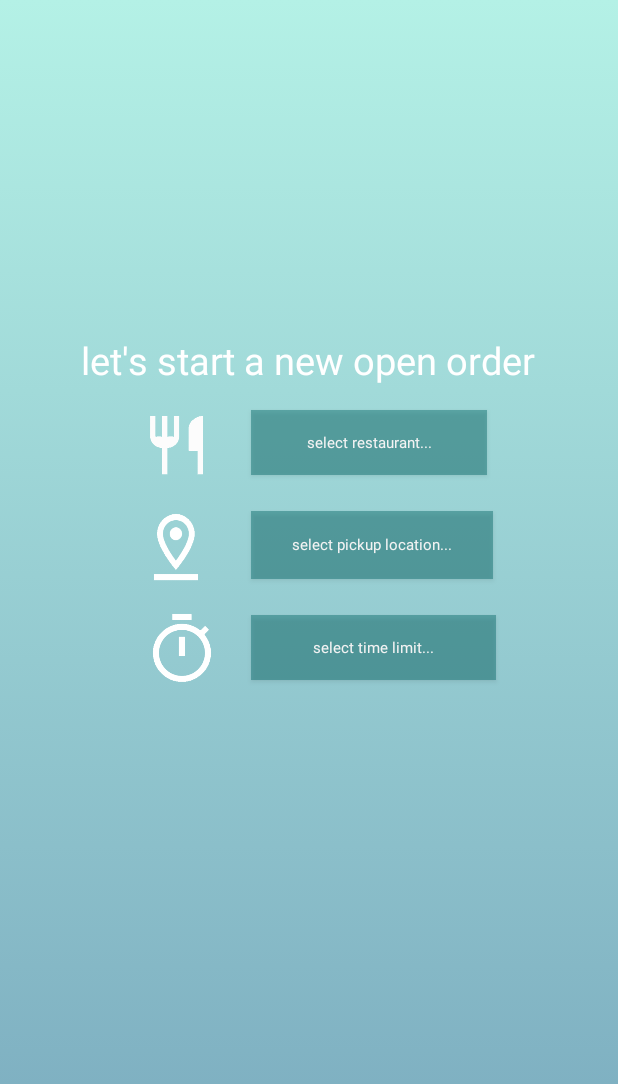
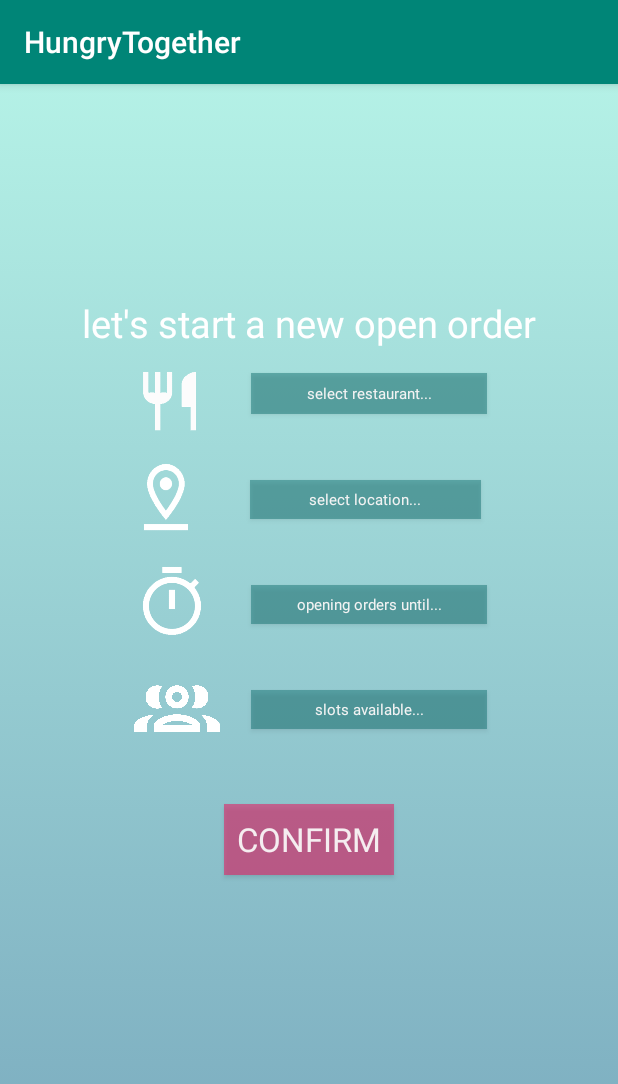
Before and after one commit to daryllman/HungryTogether-AndroidApplication, an Android app: the screen it shows after launch once a user with an empty profile is signed in (NewOrderActivity), after a tap on "NEW ORDER", on a phone screen of 412 x 824 dp. Shown: the top 1084 px of the screen. Run offline under Robolectric (Android 15) with nearby library versions, the phone set to English and light mode, and no system bars; our stand-ins replace Firebase (no records; nobody signed in at launch, a user with empty details on screens opened directly); pictures from the network do not load.

Commit message:
1) style 2) string 3) neworderactivity, select_restaurant, select_location, **select_slots_available (+ XML!!) — last one is a new class 4) manifests
-Glenda's Update

```diff
--- a/app/src/main/java/com/example/hungrytogetherandroidapplication/new_order_portal/NewOrderActivity.java
+++ b/app/src/main/java/com/example/hungrytogetherandroidapplication/new_order_portal/NewOrderActivity.java
@@ -1,31 +1,91 @@
 package com.example.hungrytogetherandroidapplication.new_order_portal;
 
+
+import android.app.TimePickerDialog;
 import android.content.Intent;
+import android.content.SharedPreferences;
 import android.os.Bundle;
+import android.util.Log;
 import android.view.View;
 import android.widget.Button;
+import android.widget.TimePicker;
+import android.widget.Toast;
 
 import androidx.appcompat.app.AppCompatActivity;
+import androidx.fragment.app.DialogFragment;
 
 import com.example.hungrytogetherandroidapplication.R;
 
-public class NewOrderActivity extends AppCompatActivity {
+
+public class NewOrderActivity extends AppCompatActivity implements TimePickerDialog.OnTimeSetListener {
+
+    //instantiate all buttons that we need
+    Button select_restaurant_button;
+    Button select_pickup_location_button;
+    Button select_time_limit_button;
+    Button select_slots_available;
+    Button confirm;
+
+    //variables to be pushed to firebase when confirm is pressed
+    String get_restaurant_choice;
+    String get_location_choice;
+    String get_time_choice;
+    String get_slots_choice;
+
+
+    @Override
+    public void onTimeSet (TimePicker view,int hourOfDay, int minute){
+        if (minute < 10){
+            select_time_limit_button.setText(hourOfDay + " : 0" + minute);
+            get_time_choice = select_time_limit_button.getText().toString();
+        }
+
+        else {
+            select_time_limit_button.setText(hourOfDay + " : " + minute);
+            get_time_choice = select_time_limit_button.getText().toString();
+        }
+
+    }
 
     @Override
     protected void onCreate(Bundle savedInstanceState) {
+
         super.onCreate(savedInstanceState);
 
         //file that stores layout
         setContentView(R.layout.activity_new_order);
 
-        //instantiate all buttons that we need
-        Button select_restaurant = findViewById(R.id.select_restaurant);
-        Button select_pickup_location = findViewById(R.id.select_pickup_location);
-        Button select_time_limit = findViewById(R.id.select_time_limit);
+        //you can't instantiate variables before storing layout
+        select_restaurant_button = findViewById(R.id.select_restaurant_button);
+        select_pickup_location_button = findViewById(R.id.select_pickup_location_button);
+        select_time_limit_button = findViewById(R.id.select_time_limit_button);
+        select_slots_available = findViewById(R.id.select_slots_available_button);
+        confirm = findViewById(R.id.confirm);
 
-        //set change screen method for all buttons
-        select_restaurant.setOnClickListener(new View.OnClickListener(){
-            //abstract method implementation -- control i
+        select_slots_available.setText("slots available...");
+
+
+        //===== THIS PART IS TO TRANSFER DATA FROM ONE SCREEN TO ANOTHER ===== //
+        Intent subToNewOrderActivity = getIntent();
+
+        //getting shared preferences for location
+        SharedPreferences saved_location_state = getSharedPreferences("LOCATION", 0);
+        get_location_choice = saved_location_state.getString("SAVE_LOCATION", "select location...");
+
+        //getting shared preferences for restaurant
+        SharedPreferences saved_restaurant_state = getSharedPreferences("RESTAURANT", 0);
+        get_restaurant_choice = saved_restaurant_state.getString("SAVE_RESTAURANT", "select restaurant...");
+
+        //getting shared preferences for slots available
+        SharedPreferences saved_slots_state = getSharedPreferences("SLOTS", 0);
+        get_slots_choice = saved_slots_state.getString("SAVE_SLOTS", "slots available...");
+
+        select_restaurant_button.setText(get_restaurant_choice);
+        select_pickup_location_button.setText(get_location_choice);
+        select_slots_available.setText(get_slots_choice);
+
+        //==== SET CHANGE SCREEN METHOD FOR ALL BUTTONS =====//
+        select_restaurant_button.setOnClickListener(new View.OnClickListener() {
             @Override
             public void onClick(View v) {
                 Intent myIntent = new Intent(v.getContext(), select_restaurant.class);
@@ -33,8 +93,7 @@ public class NewOrderActivity extends AppCompatActivity {
             }
         });
 
-        select_pickup_location.setOnClickListener(new View.OnClickListener(){
-            //abstract method implementation -- control i
+        select_pickup_location_button.setOnClickListener(new View.OnClickListener() {
             @Override
             public void onClick(View v) {
                 Intent myIntent = new Intent(v.getContext(), select_pickup_location.class);
@@ -42,14 +101,44 @@ public class NewOrderActivity extends AppCompatActivity {
             }
         });
 
-        select_time_limit.setOnClickListener(new View.OnClickListener(){
+        select_time_limit_button.setOnClickListener(new View.OnClickListener() {
             //abstract method implementation -- control i
             @Override
             public void onClick(View v) {
-                Intent myIntent = new Intent(v.getContext(), select_time_limit.class);
-                startActivityForResult(myIntent, 0);
+
+                DialogFragment selectTime = new select_time_limit();
+                selectTime.show(getSupportFragmentManager(), "selectTime");
+            }
+        });
+
+        select_slots_available.setOnClickListener(new View.OnClickListener() {
+            @Override
+            public void onClick(View v) {
+                Intent myIntent = new Intent(v.getContext(), com.example.hungrytogetherandroidapplication.new_order_portal.select_slots_available.class);
+                startActivityForResult(myIntent, 0);            }
+        });
+
+        confirm.setOnClickListener(new View.OnClickListener() {
+            @Override
+            public void onClick(View v) {
+
+                if (get_restaurant_choice == null || get_location_choice == null ||
+                        get_time_choice == null || get_slots_choice == null){
+                    Toast.makeText(NewOrderActivity.this, "please fill everything up first!", Toast.LENGTH_LONG).show();
+
+                }
+
+                else {
+                    Toast.makeText(NewOrderActivity.this, "order confirmed", Toast.LENGTH_LONG).show();
+                    Log.i("glenda", get_restaurant_choice);
+                    Log.i("glenda", get_location_choice);
+                    Log.i("glenda", get_time_choice);
+                    Log.i("glenda", get_slots_choice);
+                }
             }
         });
 
     }
+
+
 }
--- a/app/src/main/res/layout/activity_new_order.xml
+++ b/app/src/main/res/layout/activity_new_order.xml
@@ -17,19 +17,19 @@
         android:textColor="@color/white"
         android:textSize="25dp"
         app:layout_constraintBottom_toBottomOf="parent"
-        app:layout_constraintHorizontal_bias="0.495"
+        app:layout_constraintHorizontal_bias="0.505"
         app:layout_constraintLeft_toLeftOf="parent"
         app:layout_constraintRight_toRightOf="parent"
         app:layout_constraintTop_toTopOf="parent"
-        app:layout_constraintVertical_bias="0.282" />
+        app:layout_constraintVertical_bias="0.194" />
 
     <ImageView
         android:id="@+id/restaurant"
         android:layout_width="156dp"
         android:layout_height="47dp"
-        android:layout_marginTop="16dp"
+        android:layout_marginTop="11dp"
         app:layout_constraintEnd_toEndOf="parent"
-        app:layout_constraintHorizontal_bias="0.16"
+        app:layout_constraintHorizontal_bias="0.14"
         app:layout_constraintStart_toStartOf="parent"
         app:layout_constraintTop_toBottomOf="@+id/lets_start"
         app:srcCompat="@drawable/forkandspoon" />
@@ -38,9 +38,9 @@
         android:id="@+id/location"
         android:layout_width="196dp"
         android:layout_height="57dp"
-        android:layout_marginTop="16dp"
+        android:layout_marginTop="12dp"
         app:layout_constraintEnd_toEndOf="parent"
-        app:layout_constraintHorizontal_bias="0.09"
+        app:layout_constraintHorizontal_bias="0.06"
         app:layout_constraintStart_toStartOf="parent"
         app:layout_constraintTop_toBottomOf="@+id/restaurant"
         app:srcCompat="@drawable/map" />
@@ -49,57 +49,99 @@
         android:id="@+id/stopwatch"
         android:layout_width="87dp"
         android:layout_height="55dp"
-        android:layout_marginTop="10dp"
+        android:layout_marginTop="12dp"
         app:layout_constraintEnd_toEndOf="parent"
-        app:layout_constraintHorizontal_bias="0.24"
+        app:layout_constraintHorizontal_bias="0.22"
         app:layout_constraintStart_toStartOf="parent"
         app:layout_constraintTop_toBottomOf="@+id/location"
         app:srcCompat="@drawable/stopwatch" />
 
+    <ImageView
+        android:id="@+id/slots_available"
+        android:layout_width="57dp"
+        android:layout_height="34dp"
+        android:layout_marginTop="27dp"
+        app:layout_constraintEnd_toEndOf="parent"
+        app:layout_constraintHorizontal_bias="0.251"
+        app:layout_constraintStart_toStartOf="parent"
+        app:layout_constraintTop_toBottomOf="@+id/stopwatch"
+        app:srcCompat="@drawable/slots_available" />
+
     <Button
-        android:id="@+id/select_restaurant"
+        android:id="@+id/select_restaurant_button"
+        style="@android:style/Widget.Holo.Button.Borderless"
         android:layout_width="157dp"
-        android:layout_height="43dp"
+        android:layout_height="27dp"
         android:layout_marginTop="16dp"
         android:background="#7A117070"
         android:text="select restaurant..."
         android:textAllCaps="false"
         android:textSize="10dp"
-        style="@android:style/Widget.Holo.Button.Borderless"
         app:layout_constraintEnd_toEndOf="parent"
         app:layout_constraintHorizontal_bias="0.657"
         app:layout_constraintStart_toStartOf="parent"
         app:layout_constraintTop_toBottomOf="@+id/lets_start" />
 
     <Button
-        android:id="@+id/select_pickup_location"
+        android:id="@+id/select_pickup_location_button"
+        style="@android:style/Widget.Holo.Button.Borderless"
+        android:layout_width="154dp"
+        android:layout_height="26dp"
+        android:layout_marginTop="44dp"
         android:background="#7A117070"
-        android:layout_width="161dp"
-        android:layout_height="45dp"
-        android:layout_marginTop="24dp"
         android:text="select pickup location..."
         android:textAllCaps="false"
         android:textSize="10dp"
-        style="@android:style/Widget.Holo.Button.Borderless"
         app:layout_constraintEnd_toEndOf="parent"
-        app:layout_constraintHorizontal_bias="0.668"
+        app:layout_constraintHorizontal_bias="0.647"
         app:layout_constraintStart_toStartOf="parent"
-        app:layout_constraintTop_toBottomOf="@+id/select_restaurant" />
+        app:layout_constraintTop_toBottomOf="@+id/select_restaurant_button" />
 
     <Button
-        android:id="@+id/select_time_limit"
+        android:id="@+id/select_time_limit_button"
         style="@android:style/Widget.Holo.Button.Borderless"
+        android:layout_width="157dp"
+        android:layout_height="26dp"
+        android:layout_marginTop="44dp"
         android:background="#7A117070"
-        android:layout_width="163dp"
-        android:layout_height="43dp"
-        android:layout_marginTop="24dp"
-        android:text="select time limit..."
+        android:text="opening orders until..."
         android:textAllCaps="false"
         android:textSize="10dp"
         app:layout_constraintEnd_toEndOf="parent"
-        app:layout_constraintHorizontal_bias="0.673"
+        app:layout_constraintHorizontal_bias="0.656"
         app:layout_constraintStart_toStartOf="parent"
-        app:layout_constraintTop_toBottomOf="@+id/select_pickup_location" />
+        app:layout_constraintTop_toBottomOf="@+id/select_pickup_location_button" />
+
+    <Button
+        android:id="@+id/select_slots_available_button"
+        style="@android:style/Widget.Holo.Button.Borderless"
+        android:layout_width="157dp"
+        android:layout_height="26dp"
+        android:layout_marginTop="44dp"
+        android:background="#7A117070"
+        android:text="slots available..."
+        android:textAllCaps="false"
+        android:textSize="10dp"
+        app:layout_constraintEnd_toEndOf="parent"
+        app:layout_constraintHorizontal_bias="0.657"
+        app:layout_constraintStart_toStartOf="parent"
+        app:layout_constraintTop_toBottomOf="@+id/select_time_limit_button" />
+
+    <Button
+        android:id="@+id/confirm"
+        style="@android:style/Widget.Holo.Light.Button.Inset"
+        android:layout_width="113dp"
+        android:layout_height="47dp"
+        android:layout_marginTop="120dp"
+        android:background="#90E91E63"
+        android:text="CONFIRM"
+        android:textAppearance="@style/TextAppearance.AppCompat.Large"
+        android:textColor="#F2F8F6F6"
+        app:layout_constraintEnd_toEndOf="parent"
+        app:layout_constraintStart_toStartOf="parent"
+        app:layout_constraintTop_toBottomOf="@+id/select_time_limit_button" />
+
+
 
 
 </androidx.constraintlayout.widget.ConstraintLayout>
--- a/app/src/main/res/values/strings.xml
+++ b/app/src/main/res/values/strings.xml
@@ -13,5 +13,6 @@
     <string name="McSpicy">McSpicy</string>
     <string name="Double_McSpicy">Double McSpicy</string>
     <string name="mcspicy_url">https://www.dbs.com.sg/personal/mobile/paylink/index.html?tranRef=wESoASZiO3</string>
+    <string name = "slots_available">slots available...</string>
 
 </resources>
--- a/app/src/main/res/values/styles.xml
+++ b/app/src/main/res/values/styles.xml
@@ -1,7 +1,7 @@
 <resources>
 
     <!-- Base application theme. -->
-    <style name="AppTheme" parent="Theme.AppCompat.Light.NoActionBar">
+    <style name="AppTheme" parent="Theme.AppCompat.Light.DarkActionBar">
         <!-- Customize your theme here. -->
         <item name="colorPrimary">@color/colorPrimary</item>
         <item name="colorPrimaryDark">@color/colorPrimaryDark</item>
@@ -12,9 +12,15 @@
         <item name="windowActionBar">false</item>
         <item name="windowNoTitle">true</item>
     </style>
-
+    <!--    DARYLL ADD THIS IN -->
     <style name="AppTheme.AppBarOverlay" parent="ThemeOverlay.AppCompat.Dark.ActionBar" />
 
     <style name="AppTheme.PopupOverlay" parent="ThemeOverlay.AppCompat.Light" />
 
+
+    <style name = "AppTheme.CustomTheme" >
+        <item name = "android:windowIsTranslucent" >true</item>
+        <item name = "android:windowCloseOnTouchOutside">true</item>
+    </style>
+
 </resources>
```
Also changed, not shown: app/src/main/AndroidManifest.xml (+14 -3 lines), app/src/main/java/com/example/hungrytogetherandroidapplication/new_order_portal/select_pickup_location.java (+99 -0 lines), app/src/main/java/com/example/hungrytogetherandroidapplication/new_order_portal/select_restaurant.java (+43 -14 lines), app/src/main/java/com/example/hungrytogetherandroidapplication/new_order_portal/select_slots_available.java (added, +67 -0 lines), app/src/main/java/com/example/hungrytogetherandroidapplication/new_order_portal/select_time_limit.java (+29 -5 lines), app/src/main/res/layout/activity_select_pickup_location.xml (+52 -53 lines), app/src/main/res/layout/activity_select_restaurant.xml (+23 -23 lines), app/src/main/res/layout/activity_select_slots_available.xml (added, +57 -0 lines), app/src/main/res/drawable/blk_57.png (added), app/src/main/res/drawable/library.png (added), app/src/main/res/drawable/mrt.png (added), app/src/main/res/drawable/slots_available.png (added).
